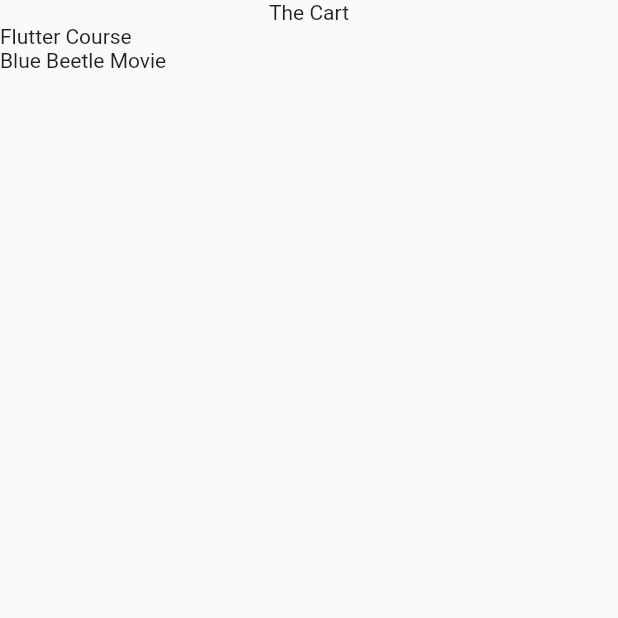
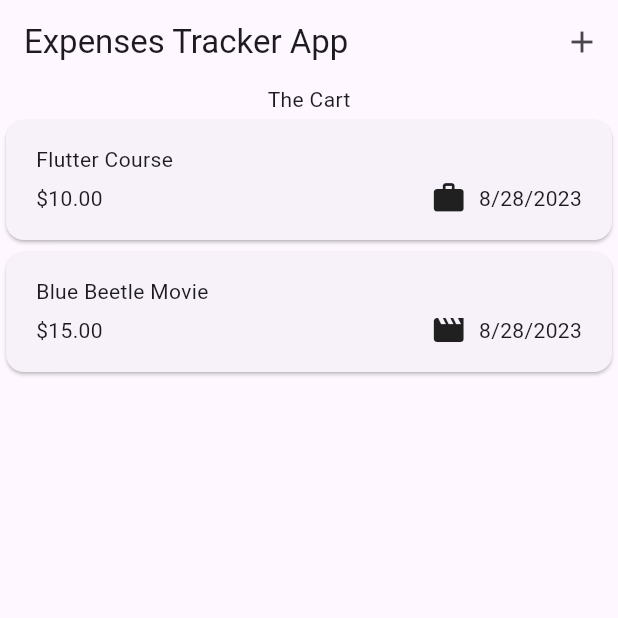
Before and after one commit to SempakHunter69/expense_tracker_app, a Flutter app: the screen it shows after launch, on a phone screen of 412 x 824 dp, the top half of it. Run offline on Flutter 3.47's test engine with Material 2 defaults, Android fonts, the phone set to English and light mode, and no system bars.

```diff
--- a/lib/main.dart
+++ b/lib/main.dart
@@ -1,4 +1,4 @@
-import 'package:expense_tracker_app/expenses.dart';
+import 'package:expense_tracker_app/widgets/expenses.dart';
 import 'package:flutter/material.dart';
 
 void main() {
@@ -10,9 +10,10 @@ class MyApp extends StatelessWidget {
 
   @override
   Widget build(context) {
-    return const MaterialApp(
+    return MaterialApp(
+      theme: ThemeData(useMaterial3: true),
       debugShowCheckedModeBanner: false,
-      home: Expenses(),
+      home: const Expenses(),
     );
   }
 }
--- a/lib/model/model_expense.dart
+++ b/lib/model/model_expense.dart
@@ -1,8 +1,19 @@
+import 'package:flutter/material.dart';
+import 'package:intl/intl.dart';
 import 'package:uuid/uuid.dart';
 
 const uuid = Uuid();
 
-enum Category { food, trave, leisure, work }
+enum Category { food, travel, leisure, work }
+
+const categoryIcon = {
+  Category.food: Icons.lunch_dining,
+  Category.leisure: Icons.movie,
+  Category.travel: Icons.flight,
+  Category.work: Icons.work,
+};
+
+final formatter = DateFormat.yMd();
 
 class Expense {
   Expense({
@@ -17,4 +28,8 @@ class Expense {
   final double amount;
   final DateTime date;
   final Category category;
+
+  String get formattedDate {
+    return formatter.format(date);
+  }
 }
--- a/lib/expenses.dart
+++ b/lib/widgets/expenses.dart
@@ -1,5 +1,6 @@
 import 'package:expense_tracker_app/model/model_expense.dart';
-import 'package:expense_tracker_app/widgets/widget_expenses_list.dart';
+import 'package:expense_tracker_app/widgets/expenses_list/widget_expenses_list.dart';
+import 'package:expense_tracker_app/widgets/widget_modal_new_expense.dart';
 import 'package:flutter/material.dart';
 
 class Expenses extends StatefulWidget {
@@ -27,10 +28,29 @@ class _ExpansesState extends State<Expenses> {
     ),
   ];
 
+  void _openAddExpenseOverlay() {
+    showModalBottomSheet(
+        context: context,
+        builder: (ctx) {
+          return const NewExpenseModal();
+        });
+  }
+
   @override
   Widget build(context) {
     return SafeArea(
         child: Scaffold(
+      appBar: AppBar(
+        title: const Text('Expenses Tracker App'),
+        actions: [
+          IconButton(
+            onPressed: () {
+              _openAddExpenseOverlay();
+            },
+            icon: const Icon(Icons.add),
+          ),
+        ],
+      ),
       body: Column(
         children: [
           const Text('The Cart'),
--- /dev/null
+++ b/lib/widgets/expenses_list/widget_expense_item.dart
@@ -0,0 +1,46 @@
+import 'package:expense_tracker_app/model/model_expense.dart';
+import 'package:flutter/material.dart';
+
+class ExpenseItem extends StatelessWidget {
+  const ExpenseItem({super.key, required this.expense});
+  final Expense expense;
+  @override
+  Widget build(context) {
+    return Card(
+      child: Padding(
+        padding: const EdgeInsets.symmetric(
+          horizontal: 20,
+          vertical: 16,
+        ),
+        child: Column(
+          crossAxisAlignment: CrossAxisAlignment.start,
+          children: [
+            Text(expense.title),
+            const SizedBox(
+              height: 4,
+            ),
+            Row(
+              children: [
+                Text(
+                  '\$${expense.amount.toStringAsFixed(2)}',
+                ),
+                const Spacer(),
+                Row(
+                  children: [
+                    Icon(categoryIcon[expense.category]),
+                    const SizedBox(
+                      width: 8,
+                    ),
+                    Text(
+                      expense.formattedDate,
+                    ),
+                  ],
+                )
+              ],
+            )
+          ],
+        ),
+      ),
+    );
+  }
+}
--- a/lib/widgets/widget_expenses_list.dart
+++ b/lib/widgets/expenses_list/widget_expenses_list.dart
@@ -1,4 +1,5 @@
 import 'package:expense_tracker_app/model/model_expense.dart';
+import 'package:expense_tracker_app/widgets/expenses_list/widget_expense_item.dart';
 import 'package:flutter/material.dart';
 
 class ExpensesList extends StatelessWidget {
@@ -11,7 +12,7 @@ class ExpensesList extends StatelessWidget {
     return ListView.builder(
         itemCount: expenses.length,
         itemBuilder: (context, index) {
-          return Text(expenses[index].title);
+          return ExpenseItem(expense: expenses[index]);
         });
   }
 }
--- a/pubspec.yaml
+++ b/pubspec.yaml
@@ -36,6 +36,7 @@ dependencies:
   # Use with the CupertinoIcons class for iOS style icons.
   cupertino_icons: ^1.0.2
   uuid: ^3.0.7
+  intl: ^0.18.1
 
 dev_dependencies:
   flutter_test:
```
Also changed, not shown: lib/widgets/widget_modal_new_expense.dart (added, +162 -0 lines), pubspec.lock.
